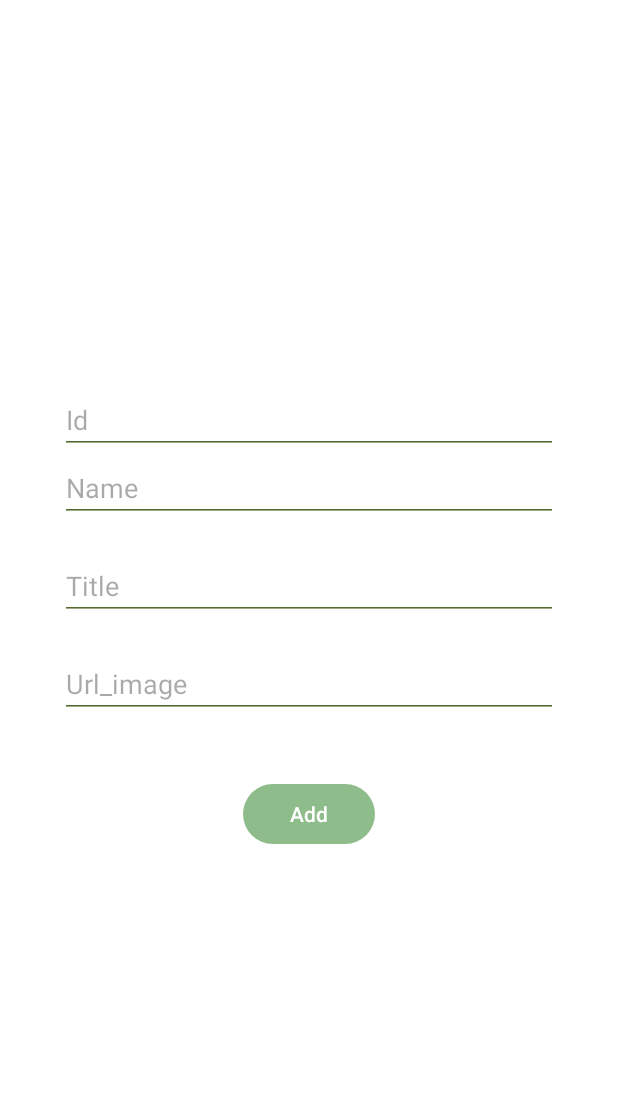
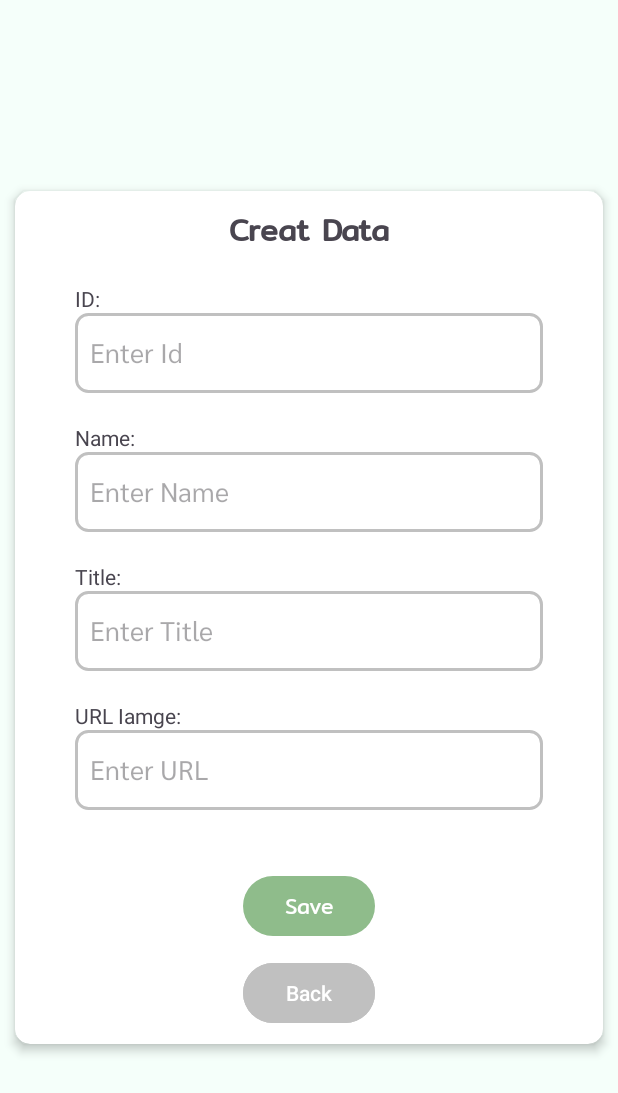
Before and after one commit to Demithier01/Cactus, an Android app: the AddDataFragment screen opened through its navigation route, on a phone screen of 412 x 824 dp. Shown: the top 1093 px of the screen. Run offline under Robolectric (Android 15) with nearby library versions, the phone set to English and light mode, and no system bars.

```diff
--- a/app/src/main/java/com/example/cactus/AddDataFragment.kt
+++ b/app/src/main/java/com/example/cactus/AddDataFragment.kt
@@ -42,6 +42,10 @@ class AddDataFragment : Fragment() {
                 Toast.makeText(requireContext(), "Please fill in all fields", Toast.LENGTH_SHORT).show()
             }
         }
+
+        binding.btnBack.setOnClickListener {
+            activity?.supportFragmentManager?.popBackStack()
+        }
         return binding.root
     }
 }
--- a/app/src/main/java/com/example/cactus/UpdateFragment.kt
+++ b/app/src/main/java/com/example/cactus/UpdateFragment.kt
@@ -53,6 +53,9 @@ class UpdateFragment : Fragment() {
                 Toast.makeText(requireContext(), "Please fill in all fields", Toast.LENGTH_SHORT).show()
             }
         }
+        binding.btnBack.setOnClickListener {
+            activity?.supportFragmentManager?.popBackStack()
+        }
     return binding.root
     }
 }
--- /dev/null
+++ b/app/src/main/res/drawable/border_update.xml
@@ -0,0 +1,8 @@
+<?xml version="1.0" encoding="utf-8"?>
+<shape xmlns:android="http://schemas.android.com/apk/res/android">
+
+<!--    <solid android:color="@color/colorWhite"/>    &lt;!&ndash; พื้นหลัง &ndash;&gt;-->
+    <corners android:radius="8dp"/> <!-- องศาของขอบ -->
+    <stroke android:color="@color/Silver"
+        android:width="2dp"/> <!-- สีขอบ และ ขนาดของขอบ -->
+</shape>
--- a/app/src/main/res/layout/fragment_add_data.xml
+++ b/app/src/main/res/layout/fragment_add_data.xml
@@ -3,7 +3,17 @@
     xmlns:tools="http://schemas.android.com/tools"
     android:layout_width="match_parent"
     android:layout_height="match_parent"
-    tools:context=".AddDataFragment">
+    xmlns:app="http://schemas.android.com/apk/res-auto"
+    tools:context=".AddDataFragment"
+    android:background="@color/colorMintCream">
+
+    <androidx.cardview.widget.CardView
+        android:layout_width="match_parent"
+        android:layout_height="wrap_content"
+        app:cardCornerRadius="10dp"
+        app:cardElevation="4dp"
+        android:layout_margin="10dp"
+        android:layout_gravity="center">
 
         <LinearLayout
             android:layout_width="match_parent"
@@ -11,43 +21,87 @@
             android:gravity="center_vertical"
             android:orientation="vertical">
 
+            <TextView
+                android:layout_width="wrap_content"
+                android:layout_height="wrap_content"
+                android:layout_marginTop="10dp"
+                android:layout_gravity="center"
+                android:text="Creat Data"
+                android:textSize="20dp"
+                android:textStyle="bold"
+                android:fontFamily="@font/mitr_regular"/>
+
+            <TextView
+                android:layout_width="wrap_content"
+                android:layout_height="wrap_content"
+                android:text="ID: "
+                android:textSize="14dp"
+                android:layout_marginStart="40dp"
+                android:layout_marginTop="20dp"/>
             <EditText
                 android:id="@+id/addId"
                 android:layout_width="match_parent"
                 android:layout_height="wrap_content"
                 android:layout_marginStart="40dp"
                 android:layout_marginEnd="40dp"
-            android:hint="Id"
-            android:backgroundTint="@color/colorDarkOliveGreen"/>
+                android:background="@drawable/border_update"
+                android:padding="10dp"
+                android:fontFamily="@font/sarabun_regular"
+                android:hint="Enter Id"/>
 
+            <TextView
+                android:layout_width="wrap_content"
+                android:layout_height="wrap_content"
+                android:text="Name: "
+                android:textSize="14dp"
+                android:layout_marginStart="40dp"
+                android:layout_marginTop="20dp"/>
             <EditText
                 android:id="@+id/add_name"
                 android:layout_width="match_parent"
                 android:layout_height="wrap_content"
                 android:layout_marginStart="40dp"
                 android:layout_marginEnd="40dp"
-            android:backgroundTint="@color/colorDarkOliveGreen"
-            android:hint="Name" />
+                android:background="@drawable/border_update"
+                android:padding="10dp"
+                android:fontFamily="@font/sarabun_regular"
+                android:hint="Enter Name" />
 
+            <TextView
+                android:layout_width="wrap_content"
+                android:layout_height="wrap_content"
+                android:text="Title: "
+                android:textSize="14dp"
+                android:layout_marginStart="40dp"
+                android:layout_marginTop="20dp"/>
             <EditText
                 android:id="@+id/add_title"
                 android:layout_width="match_parent"
                 android:layout_height="wrap_content"
                 android:layout_marginStart="40dp"
-            android:layout_marginTop="20dp"
                 android:layout_marginEnd="40dp"
-            android:backgroundTint="@color/colorDarkOliveGreen"
-            android:hint="Title" />
+                android:background="@drawable/border_update"
+                android:padding="10dp"
+                android:fontFamily="@font/sarabun_regular"
+                android:hint="Enter Title" />
 
+            <TextView
+                android:layout_width="wrap_content"
+                android:layout_height="wrap_content"
+                android:text="URL Iamge: "
+                android:textSize="14dp"
+                android:layout_marginStart="40dp"
+                android:layout_marginTop="20dp"/>
             <EditText
                 android:id="@+id/add_urlImg"
                 android:layout_width="match_parent"
                 android:layout_height="wrap_content"
                 android:layout_marginStart="40dp"
-            android:layout_marginTop="20dp"
                 android:layout_marginEnd="40dp"
-            android:backgroundTint="@color/colorDarkOliveGreen"
-            android:hint="Url_image" />
+                android:background="@drawable/border_update"
+                android:padding="10dp"
+                android:fontFamily="@font/sarabun_regular"
+                android:hint="Enter URL" />
 
             <Button
                 android:id="@+id/btnAdd"
@@ -55,9 +109,21 @@
                 android:layout_height="wrap_content"
                 android:layout_gravity="center"
                 android:layout_marginTop="40dp"
-            android:text="Add" />
+                android:fontFamily="@font/mitr_regular"
+                android:text="Save" />
+            <Button
+                android:id="@+id/btnBack"
+                android:layout_width="wrap_content"
+                android:layout_height="wrap_content"
+                android:layout_gravity="center"
+                android:layout_marginTop="10dp"
+                android:layout_marginBottom="10dp"
+                android:text="Back"
+                android:backgroundTint="@color/Silver"/>
 
 
         </LinearLayout>
 
+    </androidx.cardview.widget.CardView>
+
 </FrameLayout>
--- a/app/src/main/res/layout/fragment_retrofit.xml
+++ b/app/src/main/res/layout/fragment_retrofit.xml
@@ -10,7 +10,7 @@
     <androidx.constraintlayout.widget.ConstraintLayout
         android:layout_width="match_parent"
         android:layout_height="match_parent"
-        android:background="@color/WhiteSmoke"
+        android:background="#B3FEFEFE"
         android:orientation="vertical">
 
         <androidx.appcompat.widget.SearchView
--- a/app/src/main/res/values/themes.xml
+++ b/app/src/main/res/values/themes.xml
@@ -5,10 +5,9 @@
         <!-- <item name="colorPrimary">@color/my_light_primary</item> -->
         <item name="colorPrimary">@color/DarkSeaGreen</item>
         <item name="colorPrimaryDark">@color/Silver</item>
-        <item name="colorAccent">@color/colorAccent</item>
+        <item name="colorAccent">@color/Silver</item>
         <item name="android:windowActionBar">false</item>
         <item name="android:windowNoTitle">true</item>
-        <item name="colorControlNormal">@android:color/white</item>
     </style>
 
 
```
Also changed, not shown: app/src/main/res/layout/fragment_detail.xml (+6 -5 lines), app/src/main/res/layout/fragment_update.xml (+61 -35 lines), app/src/main/res/layout/retrofit_item.xml (+6 -4 lines). Lines whose indentation alone changed are shown as unchanged.
